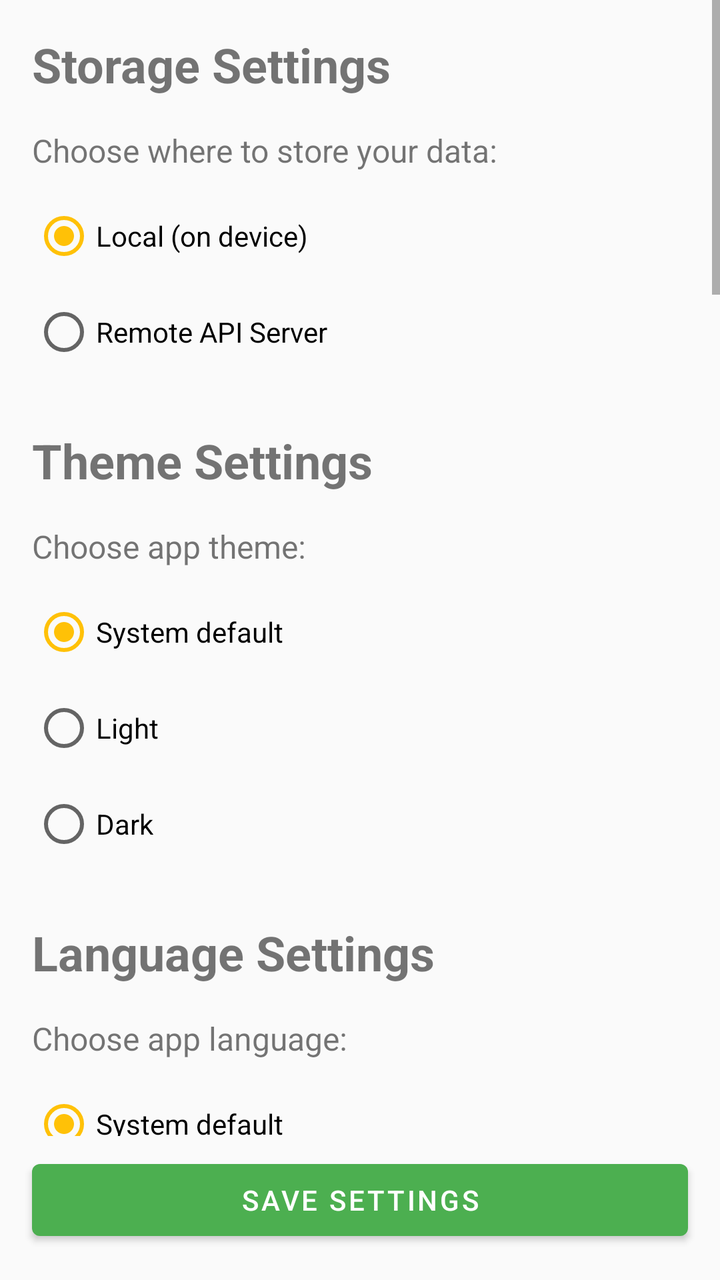
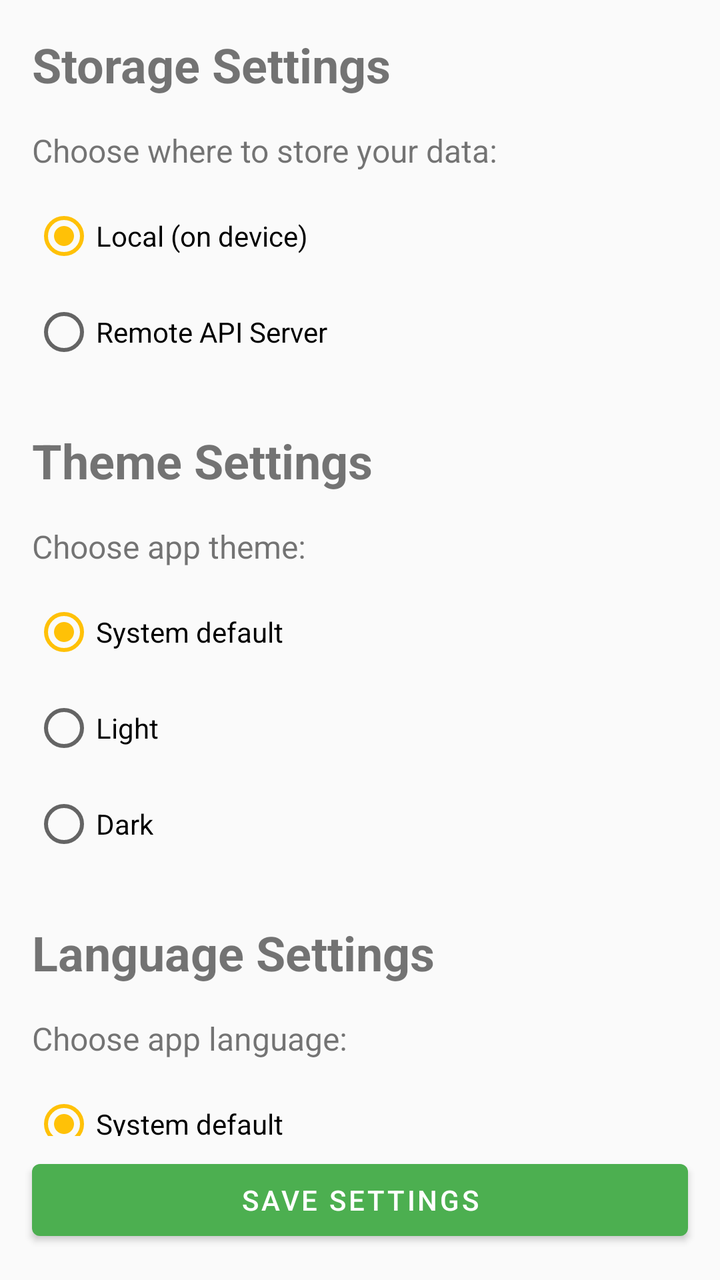

Before-and-after screenshots of an Android layout around one commit, followed by the original layout XML and the change that was made.
<!-- AndroidManifest.xml: application theme Theme.HabitEvaluator -->
<!-- res/layout/fragment_settings.xml -->
<?xml version="1.0" encoding="utf-8"?>
<LinearLayout xmlns:android="http://schemas.android.com/apk/res/android"
    xmlns:app="http://schemas.android.com/apk/res-auto"
    android:layout_width="match_parent"
    android:layout_height="match_parent"
    android:orientation="vertical">

    <ScrollView
        android:layout_width="match_parent"
        android:layout_height="0dp"
        android:layout_weight="1">

        <LinearLayout
            android:layout_width="match_parent"
            android:layout_height="wrap_content"
            android:orientation="vertical"
            android:padding="16dp">

        <TextView
            android:layout_width="wrap_content"
            android:layout_height="wrap_content"
            android:text="@string/storage_settings"
            android:textSize="24sp"
            android:textStyle="bold" />

        <TextView
            android:layout_width="wrap_content"
            android:layout_height="wrap_content"
            android:layout_marginTop="16dp"
            android:text="@string/storage_mode_label"
            android:textSize="16sp" />

        <RadioGroup
            android:id="@+id/storageModeGroup"
            android:layout_width="match_parent"
            android:layout_height="wrap_content"
            android:layout_marginTop="8dp">

            <RadioButton
                android:id="@+id/localRadio"
                android:layout_width="wrap_content"
                android:layout_height="wrap_content"
                android:text="@string/storage_local"
                android:checked="true" />

            <RadioButton
                android:id="@+id/remoteRadio"
                android:layout_width="wrap_content"
                android:layout_height="wrap_content"
                android:text="@string/storage_remote" />
        </RadioGroup>

        <LinearLayout
            android:id="@+id/remoteSettingsPanel"
            android:layout_width="match_parent"
            android:layout_height="wrap_content"
            android:layout_marginTop="16dp"
            android:orientation="vertical"
            android:visibility="gone">

            <TextView
                android:layout_width="wrap_content"
                android:layout_height="wrap_content"
                android:text="@string/remote_api_config"
                android:textSize="18sp"
                android:textStyle="bold" />

            <TextView
                android:id="@+id/remotePrivacyWarning"
                android:layout_width="match_parent"
                android:layout_height="wrap_content"
                android:layout_marginTop="8dp"
                android:padding="12dp"
                android:background="@android:color/holo_orange_light"
                android:text="@string/remote_privacy_warning"
                android:textColor="@android:color/black"
                android:textSize="13sp" />

            <com.google.android.material.textfield.TextInputLayout
                android:id="@+id/apiUrlLayout"
                android:layout_width="match_parent"
                android:layout_height="wrap_content"
                android:layout_marginTop="8dp"
                android:hint="@string/api_url_hint">

                <com.google.android.material.textfield.TextInputEditText
                    android:id="@+id/apiUrlInput"
                    android:layout_width="match_parent"
                    android:layout_height="wrap_content"
                    android:inputType="textUri" />
            </com.google.android.material.textfield.TextInputLayout>

            <com.google.android.material.textfield.TextInputLayout
                android:id="@+id/apiUsernameLayout"
                android:layout_width="match_parent"
                android:layout_height="wrap_content"
                android:layout_marginTop="8dp"
                android:hint="@string/api_username_hint">

                <com.google.android.material.textfield.TextInputEditText
                    android:id="@+id/apiUsernameInput"
                    android:layout_width="match_parent"
                    android:layout_height="wrap_content"
                    android:inputType="text" />
            </com.google.android.material.textfield.TextInputLayout>

            <com.google.android.material.textfield.TextInputLayout
                android:id="@+id/apiPasswordLayout"
                android:layout_width="match_parent"
                android:layout_height="wrap_content"
                android:layout_marginTop="8dp"
                android:hint="@string/api_password_hint"
                app:passwordToggleEnabled="true">

                <com.google.android.material.textfield.TextInputEditText
                    android:id="@+id/apiPasswordInput"
                    android:layout_width="match_parent"
                    android:layout_height="wrap_content"
                    android:inputType="textPassword" />
            </com.google.android.material.textfield.TextInputLayout>

            <com.google.android.material.button.MaterialButton
                android:id="@+id/testConnectionButton"
                android:layout_width="wrap_content"
                android:layout_height="wrap_content"
                android:layout_marginTop="8dp"
                android:text="@string/test_connection"
                style="@style/Widget.MaterialComponents.Button.OutlinedButton" />

            <TextView
                android:id="@+id/connectionStatusText"
                android:layout_width="wrap_content"
                android:layout_height="wrap_content"
                android:layout_marginTop="4dp" />
        </LinearLayout>

        <TextView
            android:layout_width="wrap_content"
            android:layout_height="wrap_content"
            android:layout_marginTop="24dp"
            android:text="@string/theme_settings"
            android:textSize="24sp"
            android:textStyle="bold" />

        <TextView
            android:layout_width="wrap_content"
            android:layout_height="wrap_content"
            android:layout_marginTop="16dp"
            android:text="@string/theme_mode_label"
            android:textSize="16sp" />

        <RadioGroup
            android:id="@+id/themeModeGroup"
            android:layout_width="match_parent"
            android:layout_height="wrap_content"
            android:layout_marginTop="8dp">

            <RadioButton
                android:id="@+id/themeSystemRadio"
                android:layout_width="wrap_content"
                android:layout_height="wrap_content"
                android:text="@string/theme_system"
                android:checked="true" />

            <RadioButton
                android:id="@+id/themeLightRadio"
                android:layout_width="wrap_content"
                android:layout_height="wrap_content"
                android:text="@string/theme_light" />

            <RadioButton
                android:id="@+id/themeDarkRadio"
                android:layout_width="wrap_content"
                android:layout_height="wrap_content"
                android:text="@string/theme_dark" />
        </RadioGroup>

        <TextView
            android:layout_width="wrap_content"
            android:layout_height="wrap_content"
            android:layout_marginTop="24dp"
            android:text="@string/language_settings"
            android:textSize="24sp"
            android:textStyle="bold" />

        <TextView
            android:layout_width="wrap_content"
            android:layout_height="wrap_content"
            android:layout_marginTop="16dp"
            android:text="@string/language_mode_label"
            android:textSize="16sp" />

        <RadioGroup
            android:id="@+id/languageModeGroup"
            android:layout_width="match_parent"
            android:layout_height="wrap_content"
            android:layout_marginTop="8dp">

            <RadioButton
                android:id="@+id/languageSystemRadio"
                android:layout_width="wrap_content"
                android:layout_height="wrap_content"
                android:text="@string/language_system"
                android:checked="true" />

            <RadioButton
                android:id="@+id/languageEnRadio"
                android:layout_width="wrap_content"
                android:layout_height="wrap_content"
                android:text="@string/language_en" />

            <RadioButton
                android:id="@+id/languageDeRadio"
                android:layout_width="wrap_content"
                android:layout_height="wrap_content"
                android:text="@string/language_de" />

            <RadioButton
                android:id="@+id/languageEsRadio"
                android:layout_width="wrap_content"
                android:layout_height="wrap_content"
                android:text="@string/language_es" />

            <RadioButton
                android:id="@+id/languageFrRadio"
                android:layout_width="wrap_content"
                android:layout_height="wrap_content"
                android:text="@string/language_fr" />
        </RadioGroup>

        <TextView
            android:layout_width="wrap_content"
            android:layout_height="wrap_content"
            android:layout_marginTop="24dp"
            android:text="@string/font_size_settings"
            android:textSize="24sp"
            android:textStyle="bold" />

        <TextView
            android:layout_width="wrap_content"
            android:layout_height="wrap_content"
            android:layout_marginTop="16dp"
            android:text="@string/font_size_mode_label"
            android:textSize="16sp" />

        <RadioGroup
            android:id="@+id/fontSizeModeGroup"
            android:layout_width="match_parent"
            android:layout_height="wrap_content"
            android:layout_marginTop="8dp">

            <RadioButton
                android:id="@+id/fontSizeSystemRadio"
                android:layout_width="wrap_content"
                android:layout_height="wrap_content"
                android:text="@string/font_size_system"
                android:checked="true" />

            <RadioButton
                android:id="@+id/fontSizeXsRadio"
                android:layout_width="wrap_content"
                android:layout_height="wrap_content"
                android:text="@string/font_size_xs" />

            <RadioButton
                android:id="@+id/fontSizeSmallRadio"
                android:layout_width="wrap_content"
                android:layout_height="wrap_content"
                android:text="@string/font_size_small" />

            <RadioButton
                android:id="@+id/fontSizeNormalRadio"
                android:layout_width="wrap_content"
                android:layout_height="wrap_content"
                android:text="@string/font_size_normal" />

            <RadioButton
                android:id="@+id/fontSizeLargeRadio"
                android:layout_width="wrap_content"
                android:layout_height="wrap_content"
                android:text="@string/font_size_large" />
        </RadioGroup>

        <TextView
            android:layout_width="wrap_content"
            android:layout_height="wrap_content"
            android:layout_marginTop="24dp"
            android:text="@string/translation_settings"
            android:textSize="24sp"
            android:textStyle="bold" />

        <com.google.android.material.switchmaterial.SwitchMaterial
            android:id="@+id/customTranslationsSwitch"
            android:layout_width="match_parent"
            android:layout_height="wrap_content"
            android:layout_marginTop="16dp"
            android:text="@string/custom_translations_label" />

        <TextView
            android:layout_width="wrap_content"
            android:layout_height="wrap_content"
            android:layout_marginTop="24dp"
            android:text="@string/module_visibility_settings"
            android:textSize="24sp"
            android:textStyle="bold" />

        <TextView
            android:layout_width="match_parent"
            android:layout_height="wrap_content"
            android:layout_marginTop="8dp"
            android:text="@string/module_visibility_hint"
            android:textSize="13sp"
            android:textColor="?android:textColorSecondary" />

        <com.google.android.material.switchmaterial.SwitchMaterial
            android:id="@+id/diaryVisibleSwitch"
            android:layout_width="match_parent"
            android:layout_height="wrap_content"
            android:layout_marginTop="12dp"
            android:checked="true"
            android:text="@string/module_diary" />

        <com.google.android.material.switchmaterial.SwitchMaterial
            android:id="@+id/sleepVisibleSwitch"
            android:layout_width="match_parent"
            android:layout_height="wrap_content"
            android:checked="true"
            android:text="@string/module_sleep" />

        <com.google.android.material.switchmaterial.SwitchMaterial
            android:id="@+id/emotionsVisibleSwitch"
            android:layout_width="match_parent"
            android:layout_height="wrap_content"
            android:checked="true"
            android:text="@string/module_emotions" />

        <com.google.android.material.switchmaterial.SwitchMaterial
            android:id="@+id/pointsVisibleSwitch"
            android:layout_width="match_parent"
            android:layout_height="wrap_content"
            android:checked="true"
            android:text="@string/module_points" />

        <com.google.android.material.switchmaterial.SwitchMaterial
            android:id="@+id/statisticsVisibleSwitch"
            android:layout_width="match_parent"
            android:layout_height="wrap_content"
            android:checked="true"
            android:text="@string/module_statistics" />

        <com.google.android.material.switchmaterial.SwitchMaterial
            android:id="@+id/foodLogVisibleSwitch"
            android:layout_width="match_parent"
            android:layout_height="wrap_content"
            android:checked="true"
            android:text="@string/module_food_log" />

        <com.google.android.material.switchmaterial.SwitchMaterial
            android:id="@+id/sportLogVisibleSwitch"
            android:layout_width="match_parent"
            android:layout_height="wrap_content"
            android:checked="true"
            android:text="@string/module_sport_log" />

        <com.google.android.material.switchmaterial.SwitchMaterial
            android:id="@+id/medicationVisibleSwitch"
            android:layout_width="match_parent"
            android:layout_height="wrap_content"
            android:checked="true"
            android:text="@string/module_medication" />

        <com.google.android.material.switchmaterial.SwitchMaterial
            android:id="@+id/backupVisibleSwitch"
            android:layout_width="match_parent"
            android:layout_height="wrap_content"
            android:checked="true"
            android:text="@string/module_backup" />

        <com.google.android.material.switchmaterial.SwitchMaterial
            android:id="@+id/pdfExportVisibleSwitch"
            android:layout_width="match_parent"
            android:layout_height="wrap_content"
            android:checked="true"
            android:text="@string/module_pdf_export" />

        <TextView
            android:layout_width="wrap_content"
            android:layout_height="wrap_content"
            android:layout_marginTop="24dp"
            android:text="@string/reminder_settings"
            android:textSize="24sp"
            android:textStyle="bold" />

        <com.google.android.material.switchmaterial.SwitchMaterial
            android:id="@+id/sleepReminderSwitch"
            android:layout_width="match_parent"
            android:layout_height="wrap_content"
            android:layout_marginTop="16dp"
            android:text="@string/reminder_sleep_label" />

        <LinearLayout
            android:id="@+id/sleepReminderPanel"
            android:layout_width="match_parent"
            android:layout_height="wrap_content"
            android:layout_marginStart="16dp"
            android:orientation="horizontal"
            android:gravity="center_vertical"
            android:visibility="gone">

            <TextView
                android:layout_width="wrap_content"
                android:layout_height="wrap_content"
                android:text="@string/reminder_sleep_time_label"
                android:textSize="14sp" />

            <com.google.android.material.button.MaterialButton
                android:id="@+id/sleepReminderTimeButton"
                android:layout_width="wrap_content"
                android:layout_height="wrap_content"
                android:layout_marginStart="8dp"
                android:text="08:00"
                style="@style/Widget.MaterialComponents.Button.OutlinedButton" />
        </LinearLayout>

        <com.google.android.material.switchmaterial.SwitchMaterial
            android:id="@+id/diaryReminderSwitch"
            android:layout_width="match_parent"
            android:layout_height="wrap_content"
            android:layout_marginTop="12dp"
            android:text="@string/reminder_diary_label" />

        <LinearLayout
            android:id="@+id/diaryReminderPanel"
            android:layout_width="match_parent"
            android:layout_height="wrap_content"
            android:layout_marginStart="16dp"
            android:orientation="horizontal"
            android:gravity="center_vertical"
            android:visibility="gone">

            <TextView
                android:layout_width="wrap_content"
                android:layout_height="wrap_content"
                android:text="@string/reminder_diary_time_label"
                android:textSize="14sp" />

            <com.google.android.material.button.MaterialButton
                android:id="@+id/diaryReminderTimeButton"
                android:layout_width="wrap_content"
                android:layout_height="wrap_content"
                android:layout_marginStart="8dp"
                android:text="20:00"
                style="@style/Widget.MaterialComponents.Button.OutlinedButton" />
        </LinearLayout>

        <com.google.android.material.switchmaterial.SwitchMaterial
            android:id="@+id/emotionReminderSwitch"
            android:layout_width="match_parent"
            android:layout_height="wrap_content"
            android:layout_marginTop="12dp"
            android:text="@string/reminder_emotion_label" />

        <LinearLayout
            android:id="@+id/emotionReminderPanel"
            android:layout_width="match_parent"
            android:layout_height="wrap_content"
            android:layout_marginStart="16dp"
            android:orientation="vertical"
            android:visibility="gone">

            <TextView
                android:id="@+id/emotionReminderCountLabel"
                android:layout_width="wrap_content"
                android:layout_height="wrap_content"
                android:layout_marginTop="8dp"
                android:textSize="14sp" />

            <SeekBar
                android:id="@+id/emotionReminderCountSeekBar"
                android:layout_width="match_parent"
                android:layout_height="wrap_content"
                android:min="1"
                android:max="10"
                android:progress="3" />

            <TextView
                android:layout_width="wrap_content"
                android:layout_height="wrap_content"
                android:layout_marginTop="8dp"
                android:text="@string/reminder_waking_hours_label"
                android:textSize="14sp" />

            <LinearLayout
                android:layout_width="match_parent"
                android:layout_height="wrap_content"
                android:orientation="horizontal"
                android:gravity="center_vertical">

                <com.google.android.material.button.MaterialButton
                    android:id="@+id/wakingHoursStartButton"
                    android:layout_width="wrap_content"
                    android:layout_height="wrap_content"
                    android:text="07:00"
                    style="@style/Widget.MaterialComponents.Button.OutlinedButton" />

                <TextView
                    android:layout_width="wrap_content"
                    android:layout_height="wrap_content"
                    android:layout_marginStart="8dp"
                    android:layout_marginEnd="8dp"
                    android:text="\u2014"
                    android:textSize="16sp" />

                <com.google.android.material.button.MaterialButton
                    android:id="@+id/wakingHoursEndButton"
                    android:layout_width="wrap_content"
                    android:layout_height="wrap_content"
                    android:text="22:00"
                    style="@style/Widget.MaterialComponents.Button.OutlinedButton" />
            </LinearLayout>
        </LinearLayout>

        <TextView
            android:layout_width="wrap_content"
            android:layout_height="wrap_content"
            android:layout_marginTop="24dp"
            android:text="@string/backup_settings"
            android:textSize="24sp"
            android:textStyle="bold" />

        <com.google.android.material.switchmaterial.SwitchMaterial
            android:id="@+id/backupEnabledSwitch"
            android:layout_width="match_parent"
            android:layout_height="wrap_content"
            android:layout_marginTop="16dp"
            android:text="@string/backup_enabled_label" />

        <LinearLayout
            android:id="@+id/backupSettingsPanel"
            android:layout_width="match_parent"
            android:layout_height="wrap_content"
            android:layout_marginTop="8dp"
            android:orientation="vertical"
            android:visibility="gone">

            <com.google.android.material.textfield.TextInputLayout
                android:id="@+id/backupPasswordLayout"
                android:layout_width="match_parent"
                android:layout_height="wrap_content"
                android:layout_marginTop="8dp"
                android:hint="@string/backup_password_hint"
                app:passwordToggleEnabled="true">

                <com.google.android.material.textfield.TextInputEditText
                    android:id="@+id/backupPasswordInput"
                    android:layout_width="match_parent"
                    android:layout_height="wrap_content"
                    android:inputType="textPassword" />
            </com.google.android.material.textfield.TextInputLayout>

            <com.google.android.material.textfield.TextInputLayout
                android:id="@+id/backupPasswordConfirmLayout"
                android:layout_width="match_parent"
                android:layout_height="wrap_content"
                android:layout_marginTop="8dp"
                android:hint="@string/backup_password_confirm_hint"
                app:passwordToggleEnabled="true">

                <com.google.android.material.textfield.TextInputEditText
                    android:id="@+id/backupPasswordConfirmInput"
                    android:layout_width="match_parent"
                    android:layout_height="wrap_content"
                    android:inputType="textPassword" />
            </com.google.android.material.textfield.TextInputLayout>

            <TextView
                android:layout_width="wrap_content"
                android:layout_height="wrap_content"
                android:layout_marginTop="12dp"
                android:text="@string/backup_location_label"
                android:textSize="14sp"
                android:textStyle="bold" />

            <TextView
                android:id="@+id/backupLocationText"
                android:layout_width="match_parent"
                android:layout_height="wrap_content"
                android:layout_marginTop="4dp"
                android:text="@string/backup_location_default"
                android:textSize="12sp" />

            <com.google.android.material.button.MaterialButton
                android:id="@+id/chooseBackupLocationButton"
                android:layout_width="wrap_content"
                android:layout_height="wrap_content"
                android:layout_marginTop="4dp"
                android:text="@string/backup_location_choose"
                style="@style/Widget.MaterialComponents.Button.OutlinedButton" />

            <TextView
                android:id="@+id/backupStatusText"
                android:layout_width="wrap_content"
                android:layout_height="wrap_content"
                android:layout_marginTop="4dp" />

            <View
                android:layout_width="match_parent"
                android:layout_height="1dp"
                android:layout_marginTop="16dp"
                android:layout_marginBottom="8dp"
                android:background="?android:attr/listDivider" />

            <TextView
                android:layout_width="wrap_content"
                android:layout_height="wrap_content"
                android:text="@string/download_backup_title"
                android:textSize="16sp"
                android:textStyle="bold" />

            <com.google.android.material.button.MaterialButton
                android:id="@+id/downloadBackupButton"
                android:layout_width="wrap_content"
                android:layout_height="wrap_content"
                android:layout_marginTop="8dp"
                android:text="@string/download_backup_button"
                style="@style/Widget.MaterialComponents.Button.OutlinedButton" />

            <TextView
                android:id="@+id/downloadStatusText"
                android:layout_width="wrap_content"
                android:layout_height="wrap_content"
                android:layout_marginTop="4dp" />

            <View
                android:layout_width="match_parent"
                android:layout_height="1dp"
                android:layout_marginTop="16dp"
                android:layout_marginBottom="8dp"
                android:background="?android:attr/listDivider" />

            <TextView
                android:layout_width="wrap_content"
                android:layout_height="wrap_content"
                android:text="@string/restore_backup_title"
                android:textSize="16sp"
                android:textStyle="bold" />

            <com.google.android.material.button.MaterialButton
                android:id="@+id/restoreBackupButton"
                android:layout_width="wrap_content"
                android:layout_height="wrap_content"
                android:layout_marginTop="8dp"
                android:text="@string/restore_backup_button"
                style="@style/Widget.MaterialComponents.Button.OutlinedButton" />

            <TextView
                android:id="@+id/restoreStatusText"
                android:layout_width="wrap_content"
                android:layout_height="wrap_content"
                android:layout_marginTop="4dp" />

            <View
                android:layout_width="match_parent"
                android:layout_height="1dp"
                android:layout_marginTop="16dp"
                android:layout_marginBottom="8dp"
                android:background="?android:attr/listDivider" />

            <TextView
                android:layout_width="wrap_content"
                android:layout_height="wrap_content"
                android:text="@string/restore_from_file_title"
                android:textSize="16sp"
                android:textStyle="bold" />

            <com.google.android.material.button.MaterialButton
                android:id="@+id/restoreFromFileButton"
                android:layout_width="wrap_content"
                android:layout_height="wrap_content"
                android:layout_marginTop="8dp"
                android:text="@string/restore_from_file_button"
                style="@style/Widget.MaterialComponents.Button.OutlinedButton" />

            <TextView
                android:id="@+id/restoreFromFileStatusText"
                android:layout_width="wrap_content"
                android:layout_height="wrap_content"
                android:layout_marginTop="4dp" />
        </LinearLayout>

        </LinearLayout>
    </ScrollView>

    <com.google.android.material.button.MaterialButton
        android:id="@+id/saveSettingsButton"
        android:layout_width="match_parent"
        android:layout_height="wrap_content"
        android:layout_marginStart="16dp"
        android:layout_marginEnd="16dp"
        android:layout_marginTop="8dp"
        android:layout_marginBottom="16dp"
        android:text="@string/save_settings" />

</LinearLayout>
<!-- resources referenced by this layout -->
<resources>
  <string name="api_password_hint">Password</string>
  <string name="api_url_hint">Server URL</string>
  <string name="api_username_hint">Username</string>
  <string name="backup_enabled_label">Enable daily encrypted backups</string>
  <string name="backup_location_choose">Choose folder</string>
  <string name="backup_location_default">Default (app internal — deleted on uninstall)</string>
  <string name="backup_location_label">Backup folder</string>
  <string name="backup_password_confirm_hint">Confirm backup password</string>
  <string name="backup_password_hint">Backup password</string>
  <string name="backup_settings">Backup Settings</string>
  <string name="download_backup_button">Download Backup (.hez)</string>
  <string name="download_backup_title">Download Backup</string>
  <string name="font_size_large">Large</string>
  <string name="font_size_mode_label">Choose font size:</string>
  <string name="font_size_normal">Normal</string>
  <string name="font_size_settings">Font Size Settings</string>
  <string name="font_size_small">Small</string>
  <string name="font_size_system">System default</string>
  <string name="font_size_xs">Extra Small</string>
  <string name="language_de">Deutsch</string>
  <string name="language_en">English</string>
  <string name="language_es">Español</string>
  <string name="language_fr">Français</string>
  <string name="language_mode_label">Choose app language:</string>
  <string name="language_settings">Language Settings</string>
  <string name="language_system">System default</string>
  <string name="module_backup">Backup</string>
  <string name="module_diary">Diary</string>
  <string name="module_emotions">Emotions</string>
  <string name="module_food_log">Food Log</string>
  <string name="module_medication">Medication</string>
  <string name="module_pdf_export">PDF Export</string>
  <string name="module_points">Point Charts</string>
  <string name="module_sleep">Sleep Tracking</string>
  <string name="module_sport_log">Sport Log</string>
  <string name="module_statistics">Statistics</string>
  <string name="module_visibility_hint">Hide modules you don\'t use to simplify navigation.</string>
  <string name="module_visibility_settings">Module Visibility</string>
  <string name="reminder_diary_label">Remind me if no diary entry today</string>
  <string name="reminder_diary_time_label">Diary reminder time</string>
  <string name="reminder_emotion_label">Random emotion check reminders</string>
  <string name="reminder_settings">Reminder Settings</string>
  <string name="reminder_sleep_label">Remind me to log sleep data</string>
  <string name="reminder_sleep_time_label">Sleep reminder time</string>
  <string name="reminder_waking_hours_label">Waking hours</string>
  <string name="remote_api_config">Remote API Configuration</string>
  <string name="restore_backup_button">Restore from Backup</string>
  <string name="restore_backup_title">Restore Backup</string>
  <string name="restore_from_file_button">Restore from File (.hez)</string>
  <string name="restore_from_file_title">Restore from File</string>
  <string name="save_settings">Save Settings</string>
  <string name="storage_local">Local (on device)</string>
  <string name="storage_mode_label">Choose where to store your data:</string>
  <string name="storage_remote">Remote API Server</string>
  <string name="storage_settings">Storage Settings</string>
  <string name="test_connection">Test Connection</string>
  <string name="theme_dark">Dark</string>
  <string name="theme_light">Light</string>
  <string name="theme_mode_label">Choose app theme:</string>
  <string name="theme_settings">Theme Settings</string>
  <string name="theme_system">System default</string>
  <string name="translation_settings">Translation Settings</string>
  <color name="primary">#4CAF50</color>
  <color name="primary_dark">#388E3C</color>
  <color name="accent">#FFC107</color>
  <color name="background">#FAFAFA</color>
  <!-- unchanged entries left out for length: 3 -->
</resources>

<!-- the commit's change to res/layout/fragment_settings.xml (unified diff, before → after) -->
@@ -5,7 +5,7 @@
     android:layout_height="match_parent"
     android:orientation="vertical">
 
-    <ScrollView
+    <androidx.core.widget.NestedScrollView
         android:layout_width="match_parent"
         android:layout_height="0dp"
         android:layout_weight="1">
@@ -689,7 +689,7 @@
         </LinearLayout>
 
         </LinearLayout>
-    </ScrollView>
+    </androidx.core.widget.NestedScrollView>
 
     <com.google.android.material.button.MaterialButton
         android:id="@+id/saveSettingsButton"
